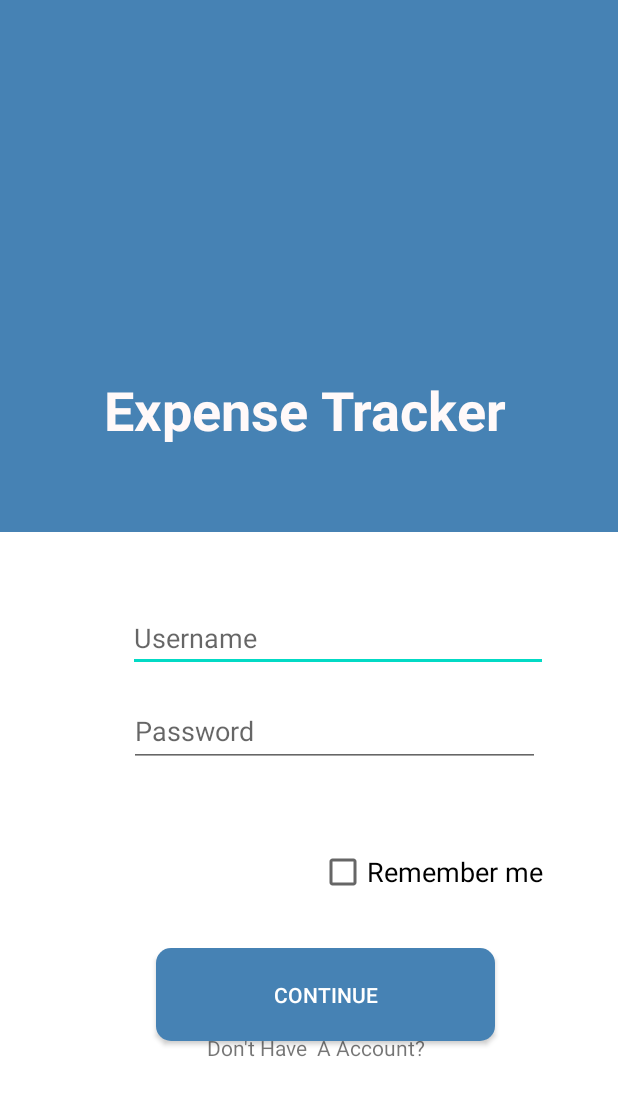
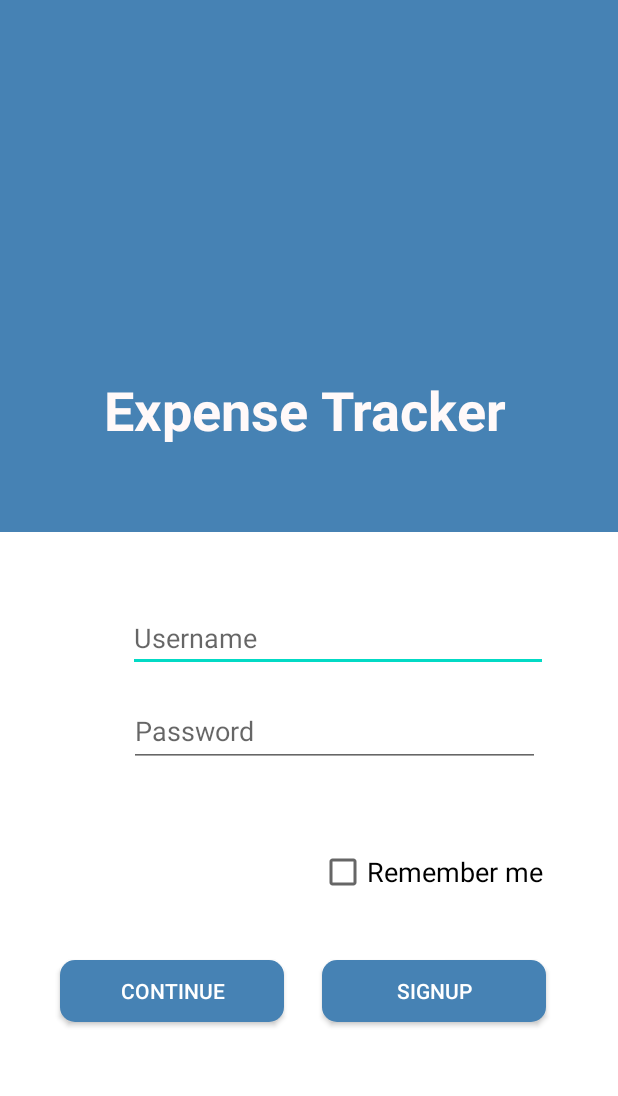
Before and after one commit to mayank2001/CyberKnights, an Android app: the screen it shows after launch (LoginActivity), on a phone screen of 412 x 824 dp. Shown: the top 1096 px of the screen. Run offline under Robolectric (Android 15) with nearby library versions, the phone set to English and light mode, and no system bars; our stand-ins replace Firebase (no records; nobody signed in at launch, a user with empty details on screens opened directly).

Commit message:
buttons added

```diff
--- a/app/src/main/res/layout/activity_login.xml
+++ b/app/src/main/res/layout/activity_login.xml
@@ -36,13 +36,13 @@
         app:layout_constraintTop_toTopOf="parent"
         app:layout_constraintVertical_bias="0.714" />
 
+
     <Button
         android:id="@+id/get_otp"
-        android:layout_width="226dp"
-        android:layout_height="62dp"
-        android:layout_marginStart="66dp"
+        android:layout_width="149dp"
+        android:layout_height="41dp"
         android:layout_marginTop="624dp"
-        android:layout_marginEnd="66dp"
+        android:layout_marginEnd="25dp"
         android:layout_marginBottom="120dp"
         android:background="@drawable/button_back"
         android:backgroundTint="#4682b4"
@@ -50,11 +50,28 @@
         android:textColor="#FFFFFF"
         android:textSize="14sp"
         app:layout_constraintBottom_toBottomOf="parent"
-        app:layout_constraintEnd_toEndOf="parent"
-        app:layout_constraintHorizontal_bias="0.698"
+        app:layout_constraintEnd_toStartOf="@+id/signup"
+        app:layout_constraintHorizontal_bias="1.0"
         app:layout_constraintStart_toStartOf="parent"
         app:layout_constraintTop_toTopOf="parent"
-        app:layout_constraintVertical_bias="0.428" />
+        app:layout_constraintVertical_bias="0.412" />
+
+    <Button
+        android:id="@+id/signup"
+        android:layout_width="149dp"
+        android:layout_height="41dp"
+        android:layout_marginTop="624dp"
+        android:layout_marginEnd="48dp"
+        android:layout_marginBottom="120dp"
+        android:background="@drawable/button_back"
+        android:backgroundTint="#4682b4"
+        android:text="SignUp"
+        android:textColor="#FFFFFF"
+        android:textSize="14sp"
+        app:layout_constraintBottom_toBottomOf="parent"
+        app:layout_constraintEnd_toEndOf="parent"
+        app:layout_constraintTop_toTopOf="parent"
+        app:layout_constraintVertical_bias="0.412" />
 
     <ImageView
         android:id="@+id/imageView"
@@ -88,23 +105,6 @@
         app:layout_constraintTop_toTopOf="parent"
         app:layout_constraintVertical_bias="0.408" />
 
-    <TextView
-        android:id="@+id/textView3"
-        android:layout_width="wrap_content"
-        android:layout_height="wrap_content"
-        android:layout_marginStart="128dp"
-        android:layout_marginEnd="118dp"
-        android:layout_marginBottom="116dp"
-        android:clickable="true"
-        android:contextClickable="true"
-        android:text="Don't Have  A Account?"
-        app:layout_constraintBottom_toBottomOf="parent"
-        app:layout_constraintEnd_toEndOf="parent"
-        app:layout_constraintHorizontal_bias="0.476"
-        app:layout_constraintStart_toStartOf="parent"
-        app:layout_constraintTop_toBottomOf="@+id/Pass_word"
-        app:layout_constraintVertical_bias="1.0" />
-
     <EditText
         android:id="@+id/user_name"
         android:layout_width="280dp"
```
Also changed, not shown: app/src/main/res/layout/activity_signup.xml (+21 -20 lines).
